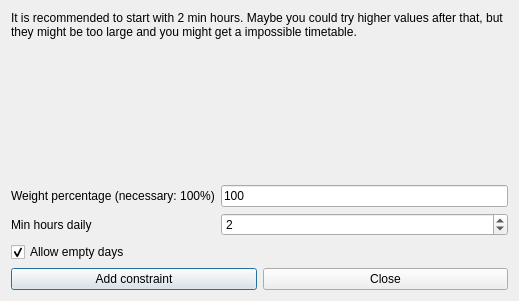
Before: the Qt Designer form fet/src/interface/addconstraintteachersminhoursdailyform_template.ui in vonmecheln/fet, drawn with Qt 5.
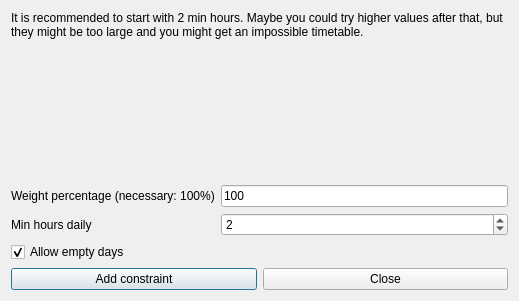
After: the same form once the commit is applied.

```diff
--- a/fet/src/interface/addconstraintteachersminhoursdailyform_template.ui
+++ b/fet/src/interface/addconstraintteachersminhoursdailyform_template.ui
@@ -29,7 +29,7 @@
       <enum>QFrame::Plain</enum>
      </property>
      <property name="text">
-      <string>It is recommended to start with 2 min hours. Maybe you could try higher values after that, but they might be too large and you might get a impossible timetable.</string>
+      <string>It is recommended to start with 2 min hours. Maybe you could try higher values after that, but they might be too large and you might get an impossible timetable.</string>
      </property>
      <property name="wordWrap">
       <bool>true</bool>
```
